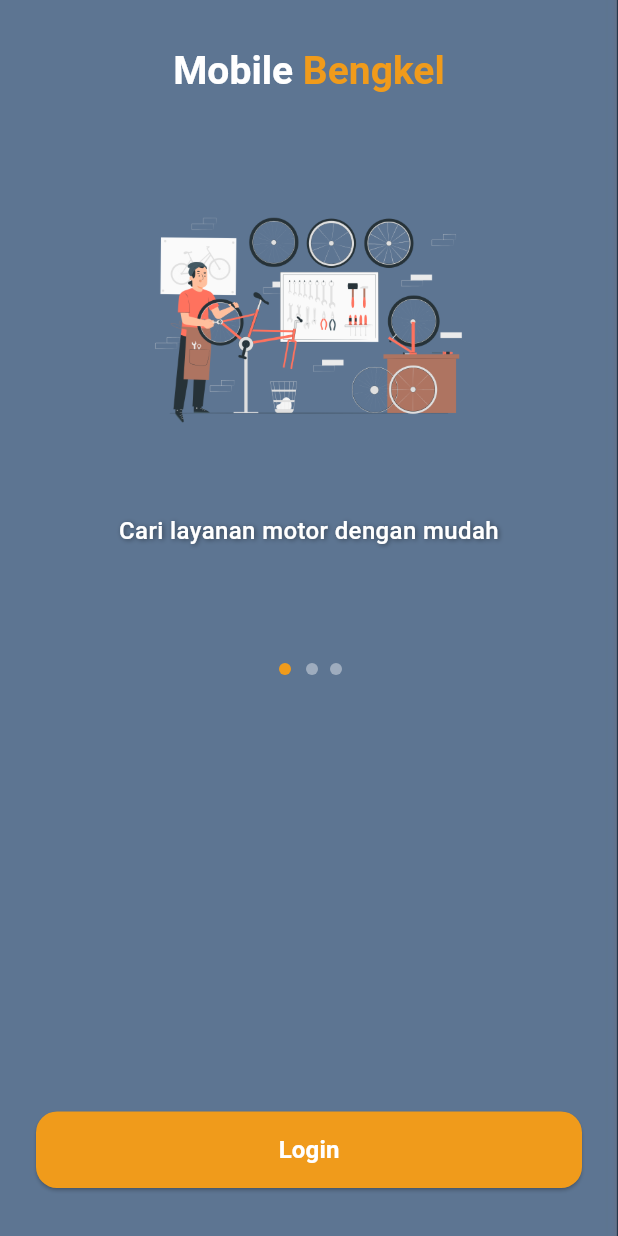
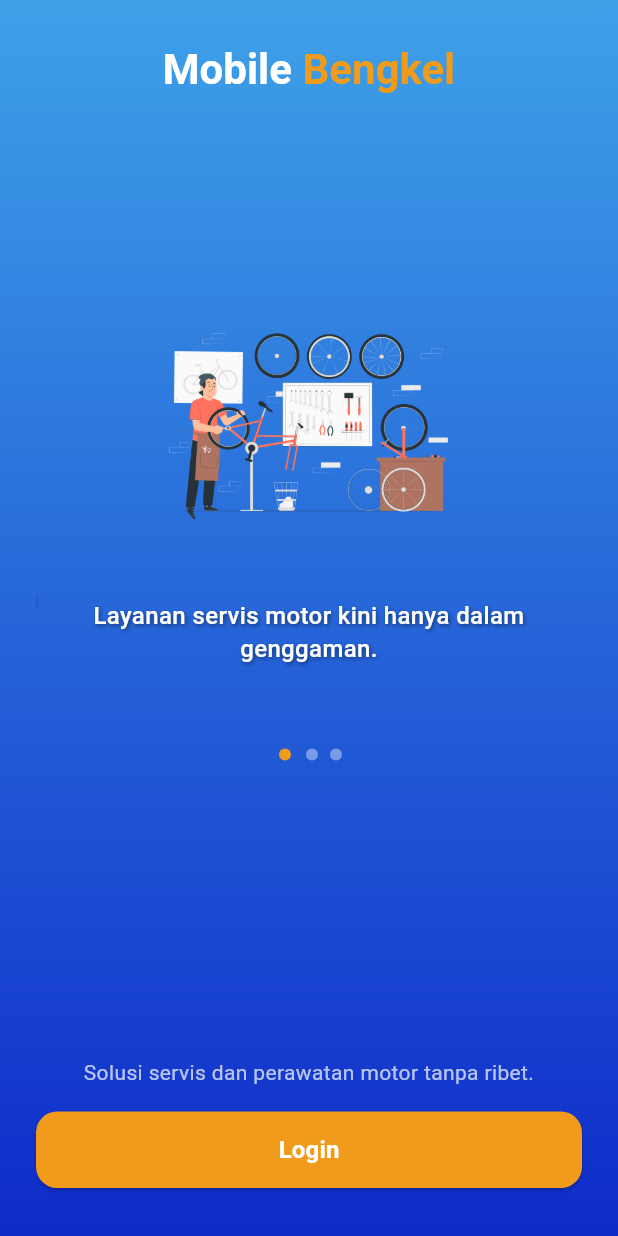
Before and after one commit to driannn4/Tugas-MP_1, a Flutter app: the screen it shows after launch, on a phone screen of 412 x 824 dp. Run offline on Flutter 3.47's test engine with Material 3 defaults, Android fonts, the light colour scheme and no system bars; drawn by our look-alikes of carousel_slider.

Commit message:
update 20 juni 13.41

```diff
--- a/lib/screens/welcome_screens.dart
+++ b/lib/screens/welcome_screens.dart
@@ -20,9 +20,9 @@
   ];
 
   final List<String> captions = [
-    "Cari layanan motor dengan mudah",
-    "Temukan bengkel terdekat dan terpercaya",
-    "Perawatan motor jadi lebih simpel",
+    "Layanan servis motor kini hanya dalam genggaman.",
+    "Temukan bengkel terdekat dan terpercaya.",
+    "Pesan, servis, dan pantau langsung dari aplikasi.",
   ];
 
   @override
@@ -30,33 +30,32 @@
     return Scaffold(
       body: Stack(
         children: [
-          // Background Image
+          // Gradient Background
           Container(
             decoration: const BoxDecoration(
-              image: DecorationImage(
-                image: AssetImage('assets/images/biru.jpg'), // ✅ Background image
-                fit: BoxFit.cover,
+              gradient: LinearGradient(
+                colors: [
+                  Color.fromARGB(255, 62, 161, 232),
+                  Color.fromARGB(255, 14, 42, 201),
+                ],
+                begin: Alignment.topCenter,
+                end: Alignment.bottomCenter,
               ),
             ),
           ),
 
-          // Dark Overlay
-          Container(
-            color: Colors.black.withOpacity(0.2), // ✅ Tambahkan overlay gelap
-          ),
-
-          // Main Content
+          // Konten utama
           SafeArea(
             child: Padding(
               padding: const EdgeInsets.symmetric(horizontal: 24),
               child: Column(
                 children: [
-                  const SizedBox(height: 32),
+                  const SizedBox(height: 30),
 
-                  // Title: Mobile Bengkel
+                  // Judul
                   RichText(
                     text: const TextSpan(
-                      style: TextStyle(fontSize: 26, fontWeight: FontWeight.bold),
+                      style: TextStyle(fontSize: 28, fontWeight: FontWeight.bold),
                       children: [
                         TextSpan(text: 'Mobile ', style: TextStyle(color: Colors.white)),
                         TextSpan(text: 'Bengkel', style: TextStyle(color: primaryColor)),
@@ -64,13 +63,13 @@
                     ),
                   ),
 
-                  const SizedBox(height: 40),
+                  const SizedBox(height: 120),
 
                   // Carousel
                   CarouselSlider.builder(
                     itemCount: images.length,
                     options: CarouselOptions(
-                      height: 320,
+                      height: 300,
                       autoPlay: true,
                       enlargeCenterPage: true,
                       viewportFraction: 0.85,
@@ -85,10 +84,10 @@
                         children: [
                           Image.asset(
                             images[index],
-                            height: 220,
+                            height: 200,
                             fit: BoxFit.contain,
                           ),
-                          const SizedBox(height: 20),
+                          const SizedBox(height: 16),
                           Text(
                             captions[index],
                             textAlign: TextAlign.center,
@@ -96,9 +95,10 @@
                               fontSize: 16,
                               color: Colors.white,
                               fontWeight: FontWeight.w500,
+                              height: 1.4,
                               shadows: [
                                 Shadow(
-                                  blurRadius: 4,
+                                  blurRadius: 3,
                                   color: Colors.black45,
                                   offset: Offset(1, 1),
                                 ),
@@ -110,7 +110,7 @@
                     },
                   ),
 
-                  const SizedBox(height: 20),
+                  const SizedBox(height: 16),
 
                   // Indicator
                   Row(
@@ -132,6 +132,18 @@
                   ),
 
                   const Spacer(),
+
+                  // Info Tambahan
+                  const Text(
+                    "Solusi servis dan perawatan motor tanpa ribet.",
+                    textAlign: TextAlign.center,
+                    style: TextStyle(
+                      color: Colors.white70,
+                      fontSize: 14,
+                    ),
+                  ),
+
+                  const SizedBox(height: 16),
 
                   // Tombol Login
                   SizedBox(
```
Also changed, not shown: lib/screens/cart_screens.dart (+82 -94 lines), lib/screens/login_screens.dart (+11 -9 lines), lib/screens/profile_screens.dart (+69 -10 lines), lib/screens/shop_screens.dart (+56 -16 lines).
